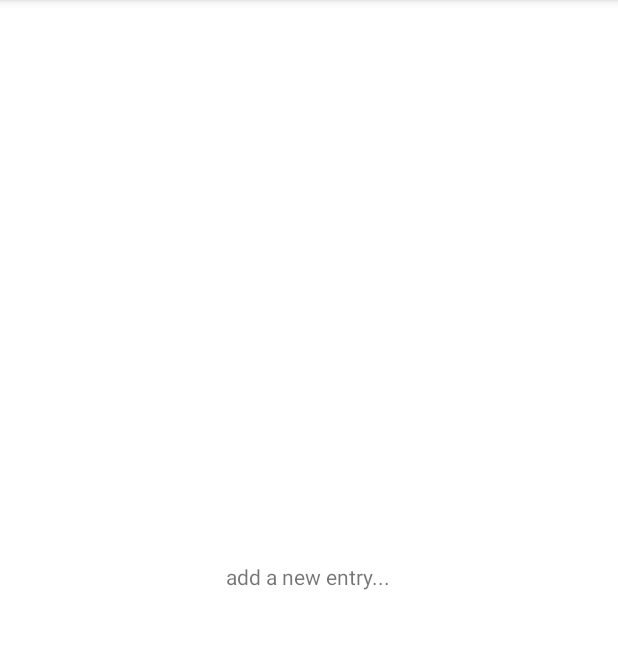
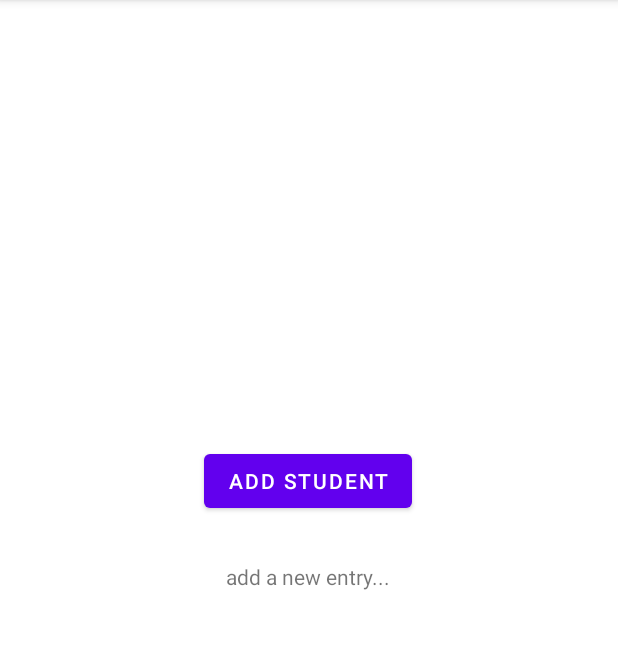
Before and after one commit to h586643/QuizApp, an Android app: the AddEntryActivity screen opened directly, with no data from a screen before it, on a phone screen of 412 x 824 dp, the part 84-733 px from its top. Run offline under Robolectric (Android 15) with nearby library versions, the phone set to English and light mode, and no system bars.

Commit message:
add student

```diff
--- a/app/src/main/java/com/example/quizapp/ListAdapter.java
+++ b/app/src/main/java/com/example/quizapp/ListAdapter.java
@@ -34,6 +34,7 @@ public class ListAdapter extends ArrayAdapter<Student> {
 
         ImageView imageView = convertView.findViewById(R.id.imageView2);
         TextView text = convertView.findViewById(R.id.textView2);
+        ImageView delete = convertView.findViewById(R.id.image_delete);
 
         imageView.setImageResource(student.getImgId());
         text.setText(student.getName());
--- a/app/src/main/res/layout/activity_add_entry.xml
+++ b/app/src/main/res/layout/activity_add_entry.xml
@@ -16,4 +16,18 @@
         app:layout_constraintHorizontal_bias="0.498"
         app:layout_constraintStart_toStartOf="parent"
         app:layout_constraintTop_toTopOf="parent" />
+
+    <Button
+        android:id="@+id/button"
+        android:layout_width="wrap_content"
+        android:layout_height="wrap_content"
+        android:clickable="true"
+        android:onClick="clickButton"
+        android:text="Add student"
+        app:layout_constraintBottom_toBottomOf="parent"
+        app:layout_constraintEnd_toEndOf="parent"
+        app:layout_constraintHorizontal_bias="0.498"
+        app:layout_constraintStart_toStartOf="parent"
+        app:layout_constraintTop_toTopOf="parent"
+        app:layout_constraintVertical_bias="0.412" />
 </androidx.constraintlayout.widget.ConstraintLayout>
```
Also changed, not shown: app/src/main/java/com/example/quizapp/AddEntryActivity.java (+13 -0 lines), app/src/main/java/com/example/quizapp/DatabaseActivity.java (+0 -9 lines), app/src/main/res/layout/one_student.xml (+16 -5 lines).
